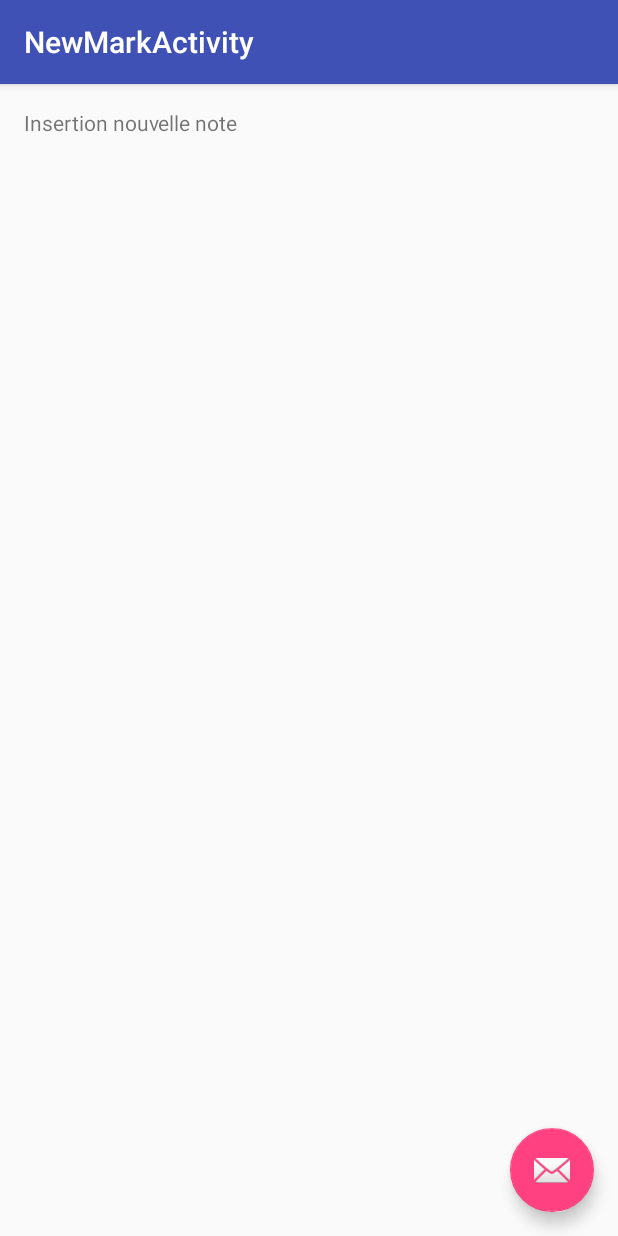
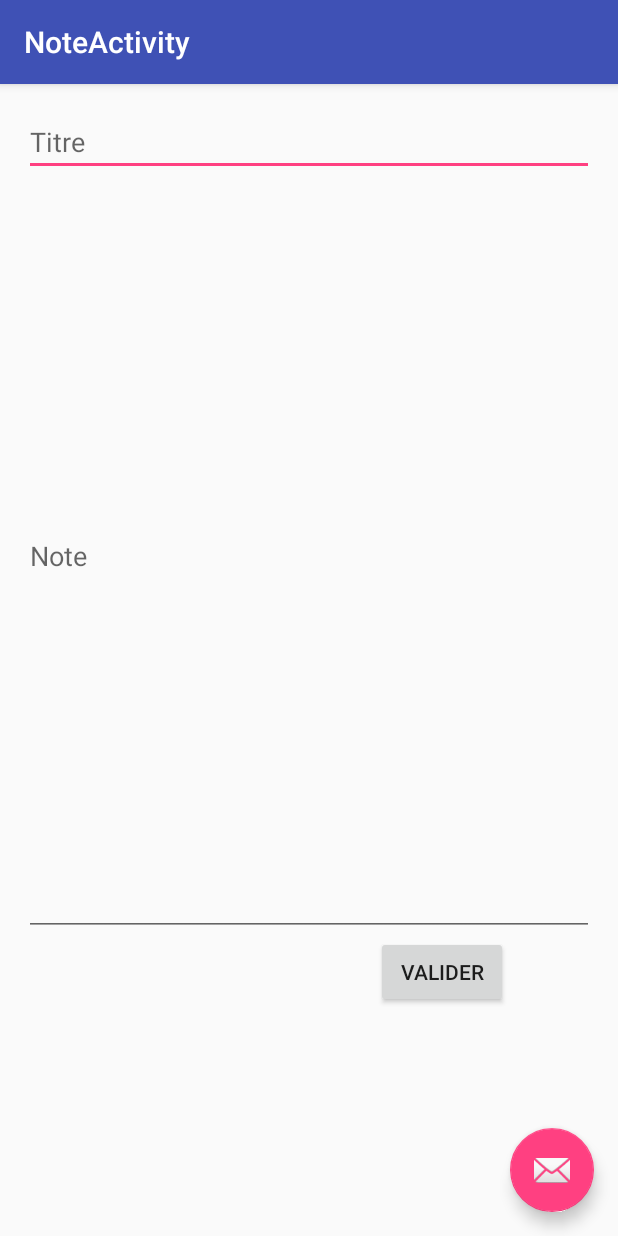
Before and after one commit to ymayou/cozy, an Android app: the NoteActivity screen opened directly, with no data from a screen before it, on a phone screen of 412 x 824 dp. Run offline under Robolectric (Android 15) with nearby library versions, the phone set to English and light mode, and no system bars.

Commit message:
Vue NoteActivity

```diff
--- a/app/src/main/AndroidManifest.xml
+++ b/app/src/main/AndroidManifest.xml
@@ -11,7 +11,7 @@ package="irc.cpe.cozy">
             <category android:name="android.intent.category.LAUNCHER" />
         </intent-filter>
     </activity>
-    <activity android:name="irc.cpe.cozy.NewMarkActivity" android:label="@string/title_activity_new_mark"
-        android:theme="@style/AppTheme.NoActionBar"></activity>
+    <activity android:name=".NoteActivity" android:label="@string/title_activity_new_mark"
+        android:theme="@style/AppTheme.NoActionBar"/>
 </application>
 </manifest>
--- a/app/src/main/java/irc/cpe/cozy/NavActivity.java
+++ b/app/src/main/java/irc/cpe/cozy/NavActivity.java
@@ -40,7 +40,7 @@ public class NavActivity extends AppCompatActivity
         fab.setOnClickListener(new View.OnClickListener() {
             @Override
             public void onClick(View view) {
-                NavActivity.this.startActivity(new Intent(NavActivity.this, NewMarkActivity.class));
+                NavActivity.this.startActivity(new Intent(NavActivity.this, NoteActivity.class));
             }
         });
 
@@ -111,7 +111,7 @@ public class NavActivity extends AppCompatActivity
 
             @Override
             public void onItemClick(AdapterView<?> parent, View view, int position, long id) {
-                Intent editNote = new Intent(view.getContext(), NewMarkActivity.class);
+                Intent editNote = new Intent(view.getContext(), NoteActivity.class);
                 editNote.putExtra("NOTE", ((Explorer)grid.getItemAtPosition(position)).getName());
                 startActivity(editNote);
             }
--- a/app/src/main/java/irc/cpe/cozy/NewMarkActivity.java
+++ b/app/src/main/java/irc/cpe/cozy/NoteActivity.java
@@ -3,18 +3,16 @@ package irc.cpe.cozy;
 import android.content.Intent;
 import android.os.Bundle;
 import android.support.design.widget.FloatingActionButton;
-import android.support.design.widget.Snackbar;
 import android.support.v7.app.AppCompatActivity;
 import android.support.v7.widget.Toolbar;
 import android.view.View;
-import android.widget.TextView;
 
-public class NewMarkActivity extends AppCompatActivity {
+public class NoteActivity extends AppCompatActivity {
 
     @Override
     protected void onCreate(Bundle savedInstanceState) {
         super.onCreate(savedInstanceState);
-        setContentView(R.layout.activity_new_mark);
+        setContentView(R.layout.activity_note);
         Toolbar toolbar = (Toolbar) findViewById(R.id.toolbar);
         setSupportActionBar(toolbar);
 
@@ -22,11 +20,10 @@ public class NewMarkActivity extends AppCompatActivity {
         fab.setOnClickListener(new View.OnClickListener() {
             @Override
             public void onClick(View view) {
-                Snackbar.make(view, "Replace with your own action", Snackbar.LENGTH_LONG)
-                        .setAction("Action", null).show();
+                NoteActivity.this.startActivity(new Intent(NoteActivity.this, NavActivity.class));
             }
         });
-
+/*
         Intent current = getIntent();
         String note = current.getStringExtra("NOTE");
         if (note != null && !note.equals(""))
@@ -34,7 +31,7 @@ public class NewMarkActivity extends AppCompatActivity {
             TextView content = (TextView) findViewById(R.id.textView2);
             content.setText(note);
         }
-
+*/
     }
 
 }
--- a/app/src/main/res/layout/activity_new_mark.xml
+++ b/app/src/main/res/layout/activity_note.xml
@@ -5,7 +5,7 @@
     android:layout_width="match_parent"
     android:layout_height="match_parent"
     android:fitsSystemWindows="true"
-    tools:context="irc.cpe.cozy.NewMarkActivity">
+    tools:context=".NoteActivity">
 
     <android.support.design.widget.AppBarLayout
         android:layout_width="match_parent"
@@ -21,7 +21,7 @@
 
     </android.support.design.widget.AppBarLayout>
 
-    <include layout="@layout/content_new_mark" />
+    <include layout="@layout/content_note" />
 
     <android.support.design.widget.FloatingActionButton
         android:id="@+id/fab"
--- a/app/src/main/res/layout/content_new_mark.xml
+++ /dev/null
@@ -1,22 +0,0 @@
-<?xml version="1.0" encoding="utf-8"?>
-<RelativeLayout xmlns:android="http://schemas.android.com/apk/res/android"
-    xmlns:app="http://schemas.android.com/apk/res-auto"
-    xmlns:tools="http://schemas.android.com/tools"
-    android:layout_width="match_parent"
-    android:layout_height="match_parent"
-    android:paddingBottom="@dimen/activity_vertical_margin"
-    android:paddingLeft="@dimen/activity_horizontal_margin"
-    android:paddingRight="@dimen/activity_horizontal_margin"
-    android:paddingTop="@dimen/activity_vertical_margin"
-    app:layout_behavior="@string/appbar_scrolling_view_behavior"
-    tools:context="irc.cpe.cozy.NewMarkActivity"
-    tools:showIn="@layout/activity_new_mark">
-
-    <TextView
-        android:layout_width="wrap_content"
-        android:layout_height="wrap_content"
-        android:text="Insertion nouvelle note"
-        android:id="@+id/textView2"
-        android:layout_alignParentTop="true"
-        android:layout_alignParentStart="true" />
-</RelativeLayout>
--- /dev/null
+++ b/app/src/main/res/layout/content_note.xml
@@ -0,0 +1,44 @@
+<?xml version="1.0" encoding="utf-8"?>
+<RelativeLayout xmlns:android="http://schemas.android.com/apk/res/android"
+    xmlns:app="http://schemas.android.com/apk/res-auto"
+    xmlns:tools="http://schemas.android.com/tools"
+    android:layout_width="match_parent"
+    android:layout_height="match_parent"
+    android:paddingBottom="@dimen/activity_vertical_margin"
+    android:paddingLeft="@dimen/activity_horizontal_margin"
+    android:paddingRight="@dimen/activity_horizontal_margin"
+    android:paddingTop="@dimen/activity_vertical_margin"
+    app:layout_behavior="@string/appbar_scrolling_view_behavior"
+    tools:context=".NoteActivity"
+    tools:showIn="@layout/activity_note">
+
+    <EditText
+        android:layout_width="fill_parent"
+        android:layout_height="wrap_content"
+        android:id="@+id/titleText"
+        android:layout_alignParentTop="true"
+        android:layout_alignParentStart="true"
+        android:hint="Titre"/>
+
+    <EditText
+        android:layout_width="wrap_content"
+        android:layout_height="wrap_content"
+        android:inputType="textMultiLine"
+        android:ems="10"
+        android:id="@+id/noteText"
+        android:layout_below="@+id/titleText"
+        android:layout_alignParentStart="true"
+        android:layout_alignEnd="@+id/titleText"
+        android:layout_above="@+id/noteButton"
+        android:hint="Note" />
+
+    <Button
+        android:layout_width="wrap_content"
+        android:layout_height="wrap_content"
+        android:text="Valider"
+        android:id="@+id/noteButton"
+        android:layout_alignParentBottom="true"
+        android:layout_alignParentEnd="true"
+        android:layout_marginEnd="57dp"
+        android:layout_marginBottom="136dp" />
+</RelativeLayout>
--- a/app/src/main/res/values/strings.xml
+++ b/app/src/main/res/values/strings.xml
@@ -7,5 +7,5 @@
     <string name="navigation_drawer_close">Close navigation drawer</string>
 
     <string name="action_settings">Settings</string>
-    <string name="title_activity_new_mark">NewMarkActivity</string>
+    <string name="title_activity_new_mark">NoteActivity</string>
 </resources>
```
